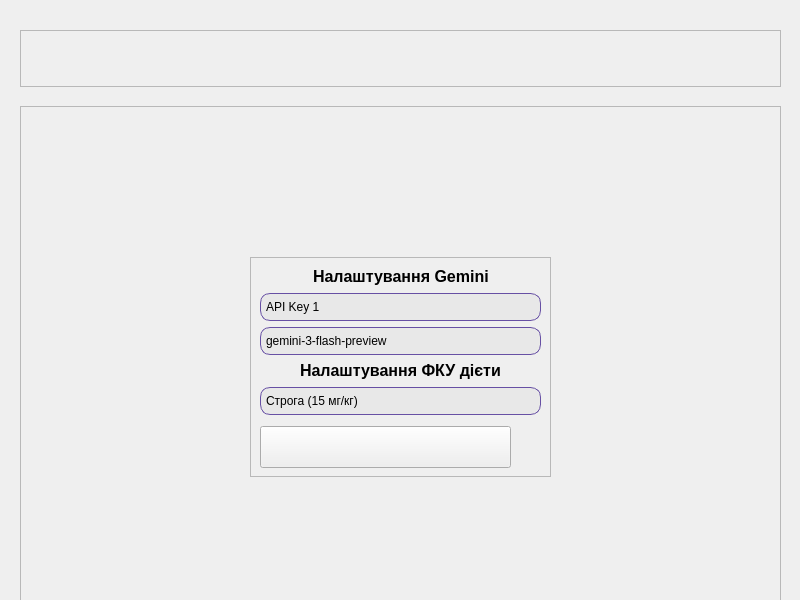
The window that mainwindow.ui (kinyelocom-gif/caloriescalculator) describes before a commit, drawn with Qt 5.
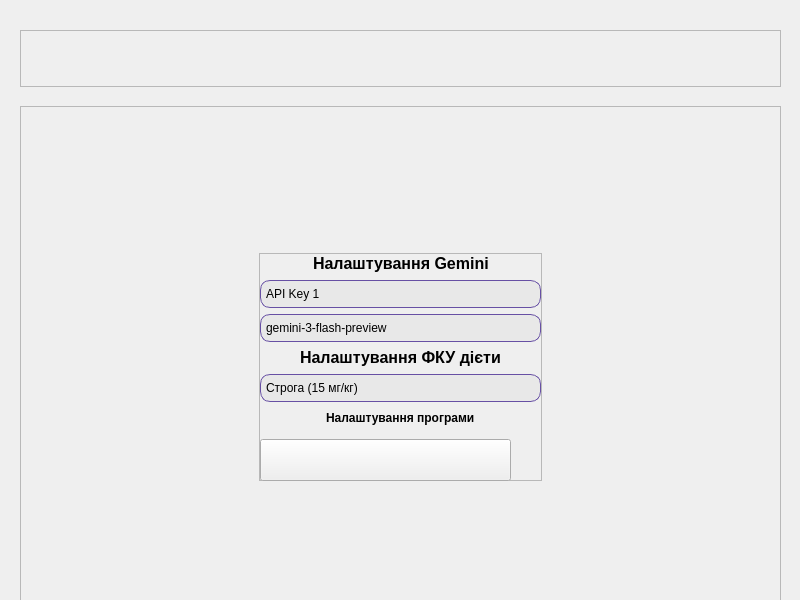
The same window after the commit. The open tabs and pages were chosen to show the change. Icons and pictures are not drawn.

Commit message: krasotu navel

```diff
--- a/mainwindow.ui
+++ b/mainwindow.ui
@@ -3091,6 +3091,18 @@
             <enum>QFrame::Shadow::Raised</enum>
            </property>
            <layout class="QVBoxLayout" name="verticalLayout_13">
+            <property name="leftMargin">
+             <number>0</number>
+            </property>
+            <property name="topMargin">
+             <number>0</number>
+            </property>
+            <property name="rightMargin">
+             <number>0</number>
+            </property>
+            <property name="bottomMargin">
+             <number>0</number>
+            </property>
             <item>
              <layout class="QHBoxLayout" name="horizontalLayout_15">
               <item>
@@ -3384,6 +3396,49 @@
               </item>
              </widget>
             </item>
+            <item>
+             <layout class="QHBoxLayout" name="horizontalLayout_17">
+              <item>
+               <spacer name="horizontalSpacer_32">
+                <property name="orientation">
+                 <enum>Qt::Orientation::Horizontal</enum>
+                </property>
+                <property name="sizeHint" stdset="0">
+                 <size>
+                  <width>40</width>
+                  <height>20</height>
+                 </size>
+                </property>
+               </spacer>
+              </item>
+              <item>
+               <widget class="QLabel" name="label_3">
+                <property name="styleSheet">
+                 <string notr="true">	background-color: rgba(0, 0, 0, 0) !important; 
+    background: none !important;                  
+    border: none !important;                    
+	color: black; font-weight: bold;</string>
+                </property>
+                <property name="text">
+                 <string>&lt;html&gt;&lt;head/&gt;&lt;body&gt;&lt;p&gt;Налаштування програми&lt;/p&gt;&lt;/body&gt;&lt;/html&gt;</string>
+                </property>
+               </widget>
+              </item>
+              <item>
+               <spacer name="horizontalSpacer_33">
+                <property name="orientation">
+                 <enum>Qt::Orientation::Horizontal</enum>
+                </property>
+                <property name="sizeHint" stdset="0">
+                 <size>
+                  <width>40</width>
+                  <height>20</height>
+                 </size>
+                </property>
+               </spacer>
+              </item>
+             </layout>
+            </item>
             <item>
              <widget class="QPushButton" name="saveDel">
               <property name="minimumSize">
```
Left out of the diff: 2 changed lines with no effect on the pictures. The commit also changes 2 other files.
